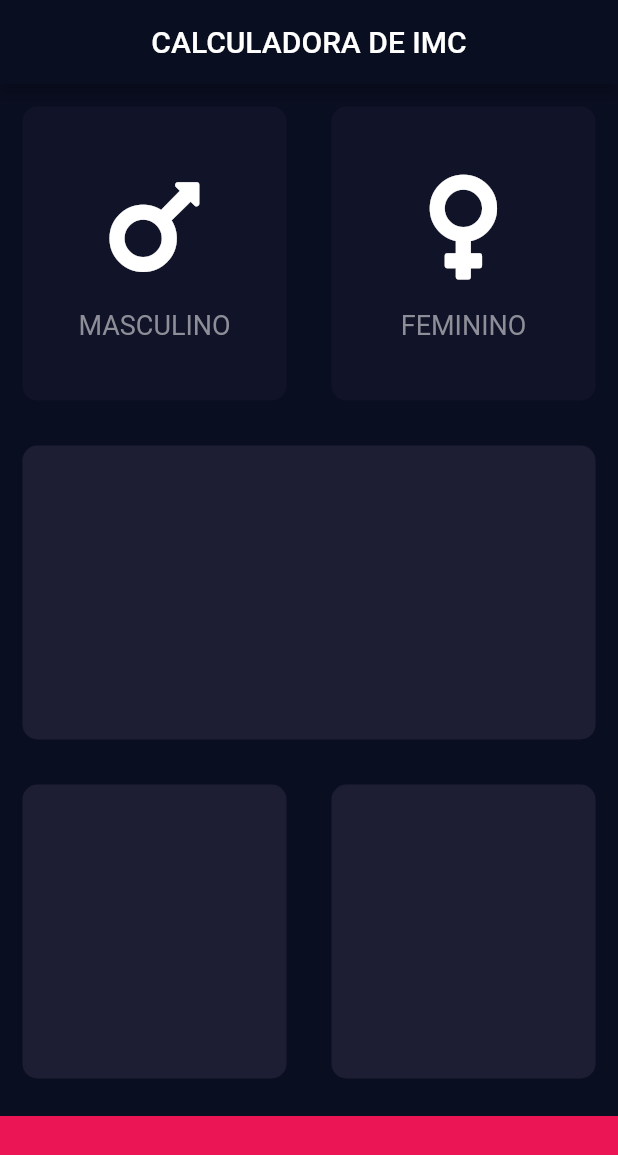
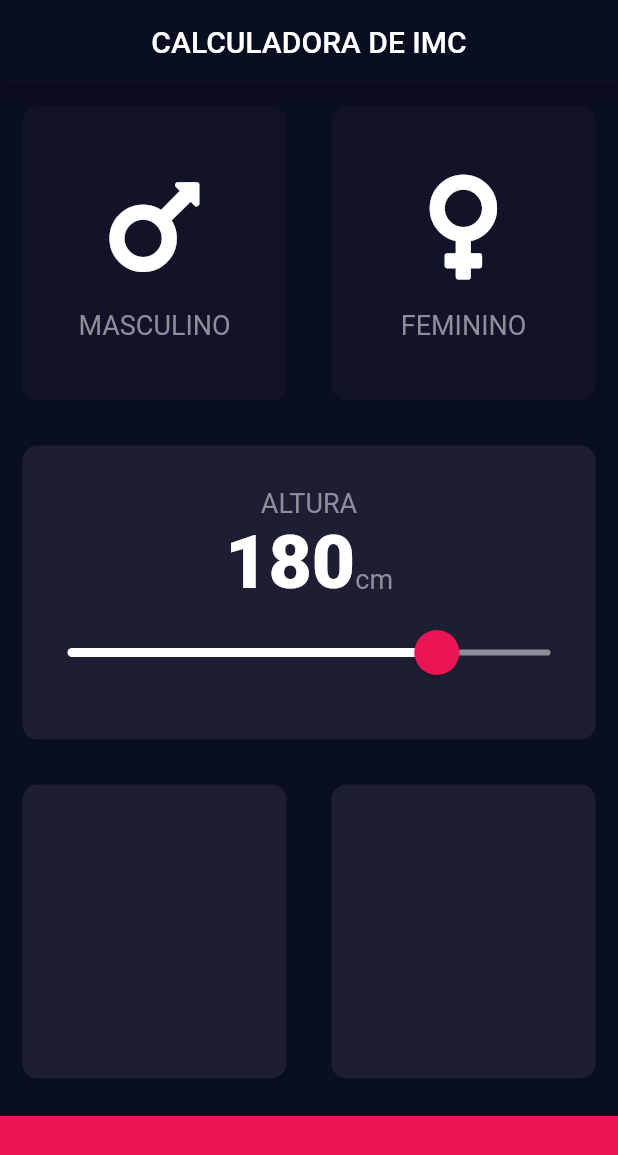
Before and after one commit to joaopaulozorek/calculadora-imc, a Flutter app: the screen it shows after launch, on a phone screen of 412 x 824 dp. Shown: the top 1155 px of the screen. Run offline on Flutter 3.47's test engine with Material 2 defaults, Android fonts, the phone set to English and light mode, and no system bars; our stand-ins replace font_awesome_flutter.

Commit message:
Adicionei o slider para escolher a altura

```diff
--- /dev/null
+++ b/lib/constants.dart
@@ -0,0 +1,17 @@
+import 'package:flutter/material.dart';
+
+const kBottomContainerHeight = 80.0;
+const kBottomContainerColour = Color(0xFFEB1555);
+const kActiveCardColour = Color(0xFF32334E);
+const kCardColour = Color(0xFF1D1E33);
+const kInactiveCardColour = Color(0xFF111328);
+const kTextColor = Color(0xFF8D8E98);
+
+const kLabelTextStyle = TextStyle(
+  fontSize: 18.0,
+  color: kTextColor,
+);
+const kNumberTextStyle = TextStyle(
+  fontSize: 50.0,
+  fontWeight: FontWeight.w900,
+);
--- a/lib/icon_content.dart
+++ b/lib/icon_content.dart
@@ -1,9 +1,5 @@
 import 'package:flutter/material.dart';
-
-const labelTextStyle = TextStyle(
-  fontSize: 18.0,
-  color: Color(0xFF8D8E98),
-);
+import 'constants.dart';
 
 class IconContent extends StatelessWidget {
   final String label;
@@ -24,7 +20,7 @@ class IconContent extends StatelessWidget {
         ),
         Text(
           label,
-          style: labelTextStyle,
+          style: kLabelTextStyle,
         ),
       ],
     );
--- a/lib/input_page.dart
+++ b/lib/input_page.dart
@@ -3,12 +3,7 @@ import 'package:flutter/physics.dart';
 import 'package:font_awesome_flutter/font_awesome_flutter.dart';
 import 'reusable_card.dart';
 import 'icon_content.dart';
-
-const bottomContainerHeight = 80.0;
-const bottomContainerColour = Color(0xFFEB1555);
-const activeCardColour = Color(0xFF32334E);
-const cardColour = Color(0xFF1D1E33);
-const inactiveCardColour = Color(0xFF111328);
+import 'constants.dart';
 
 enum Gender { male, female }
 
@@ -19,7 +14,7 @@ class InputPage extends StatefulWidget {
 
 class _InputPageState extends State<InputPage> {
   Gender selectedGender;
-
+  int height = 180;
   @override
   Widget build(BuildContext context) {
     return Scaffold(
@@ -28,6 +23,7 @@ class _InputPageState extends State<InputPage> {
         title: Text('CALCULADORA DE IMC'),
       ),
       body: Column(
+        crossAxisAlignment: CrossAxisAlignment.stretch,
         children: [
           Expanded(
             child: Row(
@@ -40,8 +36,8 @@ class _InputPageState extends State<InputPage> {
                       });
                     },
                     colour: selectedGender == Gender.male
-                        ? activeCardColour
-                        : inactiveCardColour,
+                        ? kActiveCardColour
+                        : kInactiveCardColour,
                     cardChild: IconContent(
                       label: 'MASCULINO',
                       icon: FontAwesomeIcons.mars,
@@ -56,8 +52,8 @@ class _InputPageState extends State<InputPage> {
                       });
                     },
                     colour: selectedGender == Gender.female
-                        ? activeCardColour
-                        : inactiveCardColour,
+                        ? kActiveCardColour
+                        : kInactiveCardColour,
                     cardChild: IconContent(
                       label: 'FEMININO',
                       icon: FontAwesomeIcons.venus,
@@ -69,7 +65,51 @@ class _InputPageState extends State<InputPage> {
           ),
           Expanded(
             child: ReusableCard(
-              colour: cardColour,
+              colour: kCardColour,
+              cardChild: Column(
+                mainAxisAlignment: MainAxisAlignment.center,
+                children: [
+                  Text(
+                    'ALTURA',
+                    style: kLabelTextStyle,
+                  ),
+                  Row(
+                    mainAxisAlignment: MainAxisAlignment.center,
+                    crossAxisAlignment: CrossAxisAlignment.baseline,
+                    textBaseline: TextBaseline.alphabetic,
+                    children: [
+                      Text(
+                        height.toString(),
+                        style: kNumberTextStyle,
+                      ),
+                      Text(
+                        'cm',
+                        style: kLabelTextStyle,
+                      ),
+                    ],
+                  ),
+                  SliderTheme(
+                    data: SliderTheme.of(context).copyWith(
+                      activeTrackColor: Colors.white,
+                      thumbColor: kBottomContainerColour,
+                      inactiveTrackColor: kTextColor,
+                      overlayColor: Color(0x29EB1555),
+                      thumbShape: RoundSliderThumbShape(enabledThumbRadius: 15),
+                      overlayShape: RoundSliderOverlayShape(overlayRadius: 30),
+                    ),
+                    child: Slider(
+                      value: height.toDouble(),
+                      min: 50.0,
+                      max: 220.0,
+                      onChanged: (double newValue) {
+                        setState(() {
+                          height = newValue.round();
+                        });
+                      },
+                    ),
+                  ),
+                ],
+              ),
             ),
           ),
           Expanded(
@@ -77,21 +117,21 @@ class _InputPageState extends State<InputPage> {
               children: [
                 Expanded(
                   child: ReusableCard(
-                    colour: cardColour,
+                    colour: kCardColour,
                   ),
                 ),
                 Expanded(
                   child: ReusableCard(
-                    colour: cardColour,
+                    colour: kCardColour,
                   ),
                 ),
               ],
             ),
           ),
           Container(
-            color: bottomContainerColour,
+            color: kBottomContainerColour,
             margin: EdgeInsets.only(top: 10),
-            height: bottomContainerHeight,
+            height: kBottomContainerHeight,
             width: double.infinity,
           ),
         ],
```
